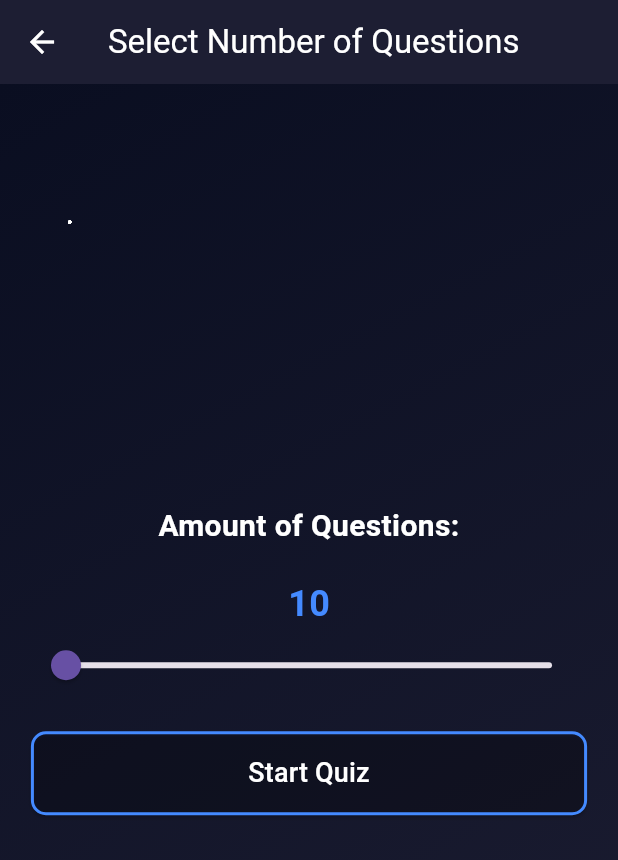
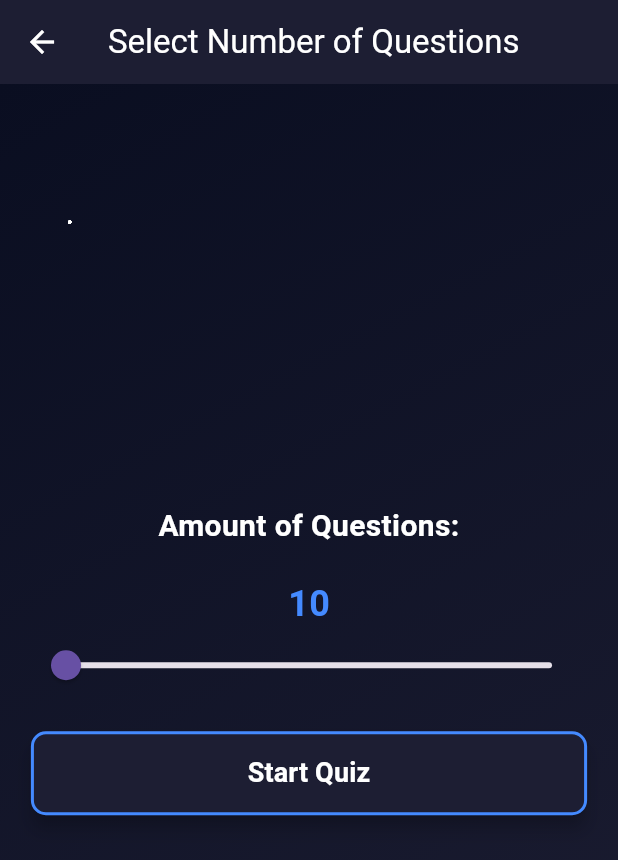
Before and after one commit to AbhinavRaneesh/FBLA_2025, a Flutter app: the QuestionSelectionScreen screen opened directly with empty values, on a phone screen of 412 x 824 dp. Shown: the top 860 px of the screen. Run offline on Flutter 3.47's test engine with Material 3 defaults, Android fonts, the phone set to English and light mode, and no system bars; our stand-ins replace google_sign_in, sqflite; accounts and stored records are empty.

```diff
--- a/lib/main.dart
+++ b/lib/main.dart
@@ -67,30 +67,55 @@ class SpaceBackground extends StatelessWidget {
 class GameButton extends StatelessWidget {
   final String text;
   final VoidCallback? onPressed;
+  final bool isSelected;
+  final bool? isCorrect;
 
   const GameButton({
     super.key,
     required this.text,
     this.onPressed,
+    this.isSelected = false,
+    this.isCorrect,
   });
 
   @override
   Widget build(BuildContext context) {
+    Color backgroundColor = const Color(0xFF1D1E33);
+    Color borderColor = Colors.blueAccent;
+    Color textColor = Colors.white;
+
+    if (isSelected && isCorrect != null) {
+      // Full button coloring when answered
+      backgroundColor = isCorrect! ? Colors.green : Colors.red;
+      borderColor = isCorrect! ? Colors.green : Colors.red;
+      textColor = Colors.white;
+    } else if (isCorrect == true) {
+      // Show correct answer
+      backgroundColor = Colors.green;
+      borderColor = Colors.green;
+      textColor = Colors.white;
+    }
+
     return Container(
       width: MediaQuery.of(context).size.width * 0.9,
       child: ElevatedButton(
         onPressed: onPressed,
         style: ElevatedButton.styleFrom(
-          backgroundColor: Colors.transparent,
+          backgroundColor: backgroundColor,
           padding: const EdgeInsets.symmetric(vertical: 15, horizontal: 30),
           shape: RoundedRectangleBorder(
             borderRadius: BorderRadius.circular(10),
-            side: const BorderSide(color: Colors.blueAccent, width: 2),
-          ),
+            side: BorderSide(color: borderColor, width: 2),
+          ),
+          elevation: 5,
         ),
         child: Text(
           text,
-          style: const TextStyle(fontSize: 18, color: Colors.white),
+          style: TextStyle(
+            fontSize: 18,
+            color: textColor,
+            fontWeight: FontWeight.bold,
+          ),
           textAlign: TextAlign.center,
         ),
       ),
@@ -1697,6 +1722,8 @@ class _QuizScreenState extends State<QuizScreen> {
                       child: GameButton(
                         text: option,
                         onPressed: isAnswered ? null : () => _checkAnswer(option),
+                        isSelected: selectedAnswer == option,
+                        isCorrect: isAnswered ? option == widget.questions[currentQuestionIndex].correctAnswer : null,
                       ),
                     )),
                     if (isAnswered) ...[
@@ -1717,25 +1744,6 @@ class _QuizScreenState extends State<QuizScreen> {
                           style: const TextStyle(fontSize: 18, color: Colors.white),
                         ),
                       ),
-                      const SizedBox(height: 20),
-                      Container(
-                        padding: const EdgeInsets.all(15),
-                        decoration: BoxDecoration(
-                          color: currentAnswerResult!.startsWith('Correct')
-                              ? Colors.green.withOpacity(0.8)
-                              : Colors.red.withOpacity(0.8),
-                          borderRadius: BorderRadius.circular(10),
-                        ),
-                        child: Text(
-                          currentAnswerResult!,
-                          style: const TextStyle(
-                            fontSize: 18,
-                            color: Colors.white,
-                            fontWeight: FontWeight.bold,
-                          ),
-                          textAlign: TextAlign.center,
-                        ),
-                      ),
                     ],
                   ],
                 ),
```
Also changed, not shown: 15 other files.
